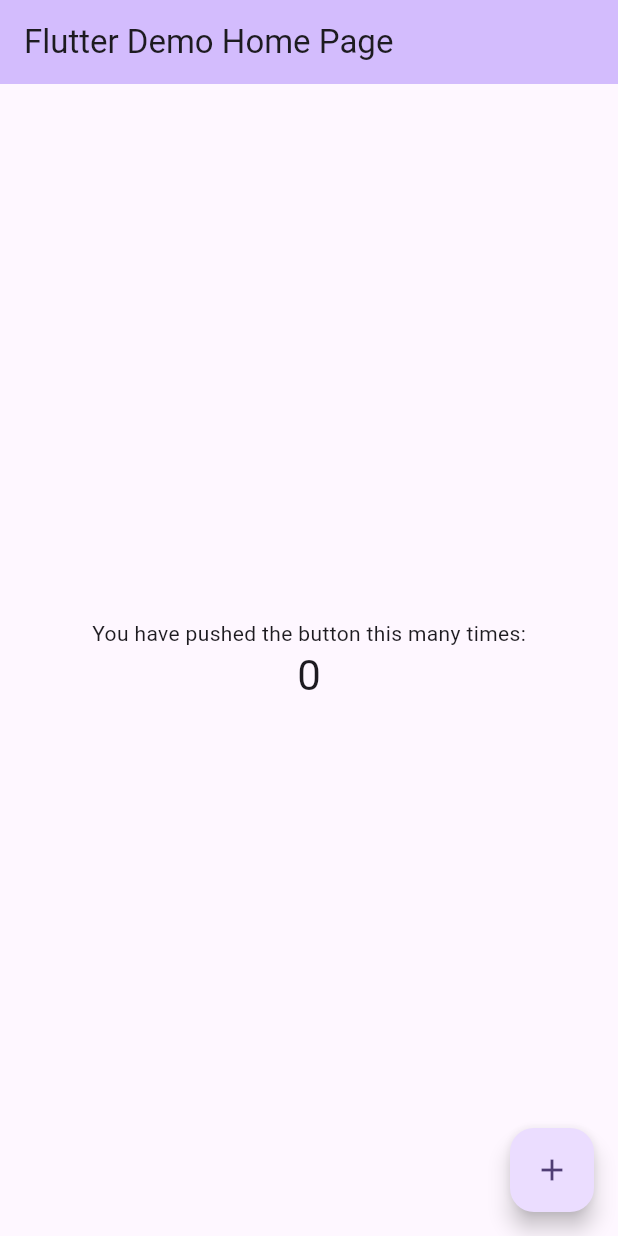
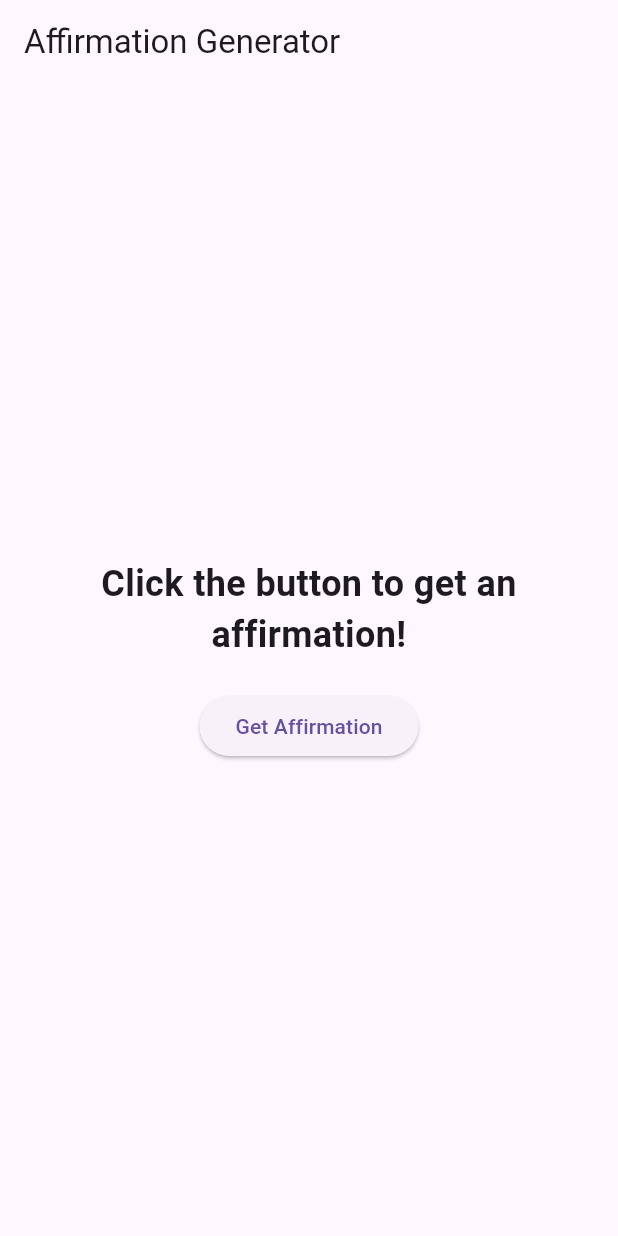
Before and after one commit to NqobileMthombeni/affirmation_generator, a Flutter app: the screen it shows after launch, on a phone screen of 412 x 824 dp. Run offline on Flutter 3.47's test engine with Material 3 defaults, Android fonts, the phone set to English and light mode, and no system bars.

Commit message:
begining of app structure

```diff
--- a/affirmation_generator/lib/main.dart
+++ b/affirmation_generator/lib/main.dart
@@ -1,125 +1,73 @@
 import 'package:flutter/material.dart';
+import 'dart:math';
 
 void main() {
-  runApp(const MyApp());
+  runApp(MyApp());
 }
 
 class MyApp extends StatelessWidget {
   const MyApp({super.key});
 
-  // This widget is the root of your application.
   @override
   Widget build(BuildContext context) {
     return MaterialApp(
-      title: 'Flutter Demo',
+      title: 'Affirmation Generator',
       theme: ThemeData(
-        // This is the theme of your application.
-        //
-        // TRY THIS: Try running your application with "flutter run". You'll see
-        // the application has a purple toolbar. Then, without quitting the app,
-        // try changing the seedColor in the colorScheme below to Colors.green
-        // and then invoke "hot reload" (save your changes or press the "hot
-        // reload" button in a Flutter-supported IDE, or press "r" if you used
-        // the command line to start the app).
-        //
-        // Notice that the counter didn't reset back to zero; the application
-        // state is not lost during the reload. To reset the state, use hot
-        // restart instead.
-        //
-        // This works for code too, not just values: Most code changes can be
-        // tested with just a hot reload.
-        colorScheme: ColorScheme.fromSeed(seedColor: Colors.deepPurple),
-        useMaterial3: true,
+        primarySwatch: Colors.blue,
       ),
-      home: const MyHomePage(title: 'Flutter Demo Home Page'),
+      home: MyHomePage(),
     );
   }
 }
 
 class MyHomePage extends StatefulWidget {
-  const MyHomePage({super.key, required this.title});
-
-  // This widget is the home page of your application. It is stateful, meaning
-  // that it has a State object (defined below) that contains fields that affect
-  // how it looks.
-
-  // This class is the configuration for the state. It holds the values (in this
-  // case the title) provided by the parent (in this case the App widget) and
-  // used by the build method of the State. Fields in a Widget subclass are
-  // always marked "final".
-
-  final String title;
+  const MyHomePage({super.key});
 
   @override
-  State<MyHomePage> createState() => _MyHomePageState();
+  _MyHomePageState createState() => _MyHomePageState();
 }
 
 class _MyHomePageState extends State<MyHomePage> {
-  int _counter = 0;
+  final List<String> _affirmations = [
+    "You are capable of achieving great things.",
+    "Believe in yourself and all that you are.",
+    "Every day is a new beginning.",
+    "You have the power to create change.",
+    "Embrace the journey and enjoy the ride."
+  ];
 
-  void _incrementCounter() {
+  String _currentAffirmation = "Click the button to get an affirmation!";
+
+  void _generateAffirmation() {
+    final random = Random();
     setState(() {
-      // This call to setState tells the Flutter framework that something has
-      // changed in this State, which causes it to rerun the build method below
-      // so that the display can reflect the updated values. If we changed
-      // _counter without calling setState(), then the build method would not be
-      // called again, and so nothing would appear to happen.
-      _counter++;
+      _currentAffirmation = _affirmations[random.nextInt(_affirmations.length)];
     });
   }
 
   @override
   Widget build(BuildContext context) {
-    // This method is rerun every time setState is called, for instance as done
-    // by the _incrementCounter method above.
-    //
-    // The Flutter framework has been optimized to make rerunning build methods
-    // fast, so that you can just rebuild anything that needs updating rather
-    // than having to individually change instances of widgets.
     return Scaffold(
       appBar: AppBar(
-        // TRY THIS: Try changing the color here to a specific color (to
-        // Colors.amber, perhaps?) and trigger a hot reload to see the AppBar
-        // change color while the other colors stay the same.
-        backgroundColor: Theme.of(context).colorScheme.inversePrimary,
-        // Here we take the value from the MyHomePage object that was created by
-        // the App.build method, and use it to set our appbar title.
-        title: Text(widget.title),
+        title: const Text('Affirmation Generator'),
       ),
       body: Center(
-        // Center is a layout widget. It takes a single child and positions it
-        // in the middle of the parent.
         child: Column(
-          // Column is also a layout widget. It takes a list of children and
-          // arranges them vertically. By default, it sizes itself to fit its
-          // children horizontally, and tries to be as tall as its parent.
-          //
-          // Column has various properties to control how it sizes itself and
-          // how it positions its children. Here we use mainAxisAlignment to
-          // center the children vertically; the main axis here is the vertical
-          // axis because Columns are vertical (the cross axis would be
-          // horizontal).
-          //
-          // TRY THIS: Invoke "debug painting" (choose the "Toggle Debug Paint"
-          // action in the IDE, or press "p" in the console), to see the
-          // wireframe for each widget.
           mainAxisAlignment: MainAxisAlignment.center,
           children: <Widget>[
-            const Text(
-              'You have pushed the button this many times:',
+            Text(
+              _currentAffirmation,
+              textAlign: TextAlign.center,
+              style: const TextStyle(fontSize: 24, fontWeight: FontWeight.bold),
             ),
-            Text(
-              '$_counter',
-              style: Theme.of(context).textTheme.headlineMedium,
+            const SizedBox(height: 20),
+            ElevatedButton(
+              onPressed: _generateAffirmation,
+              child: const Text('Get Affirmation'),
             ),
           ],
         ),
       ),
-      floatingActionButton: FloatingActionButton(
-        onPressed: _incrementCounter,
-        tooltip: 'Increment',
-        child: const Icon(Icons.add),
-      ), // This trailing comma makes auto-formatting nicer for build methods.
     );
   }
 }
```
Also changed, not shown: affirmation_generator/pubspec.lock.
